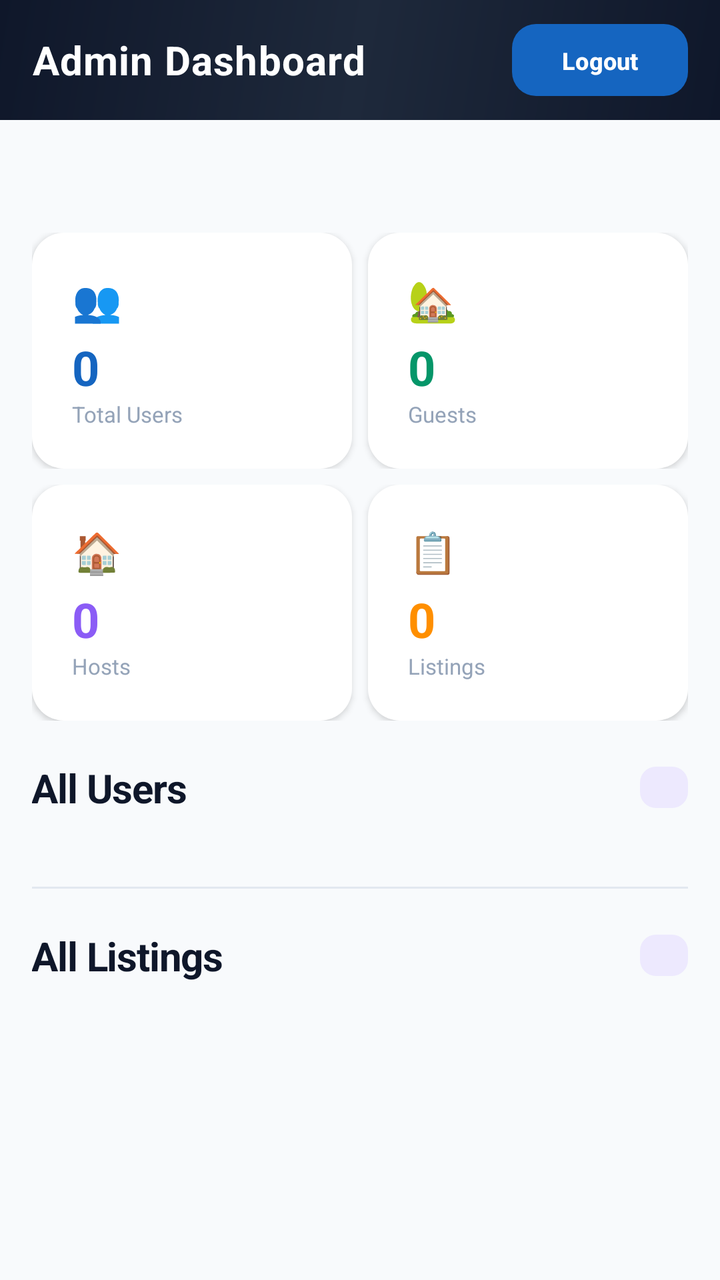
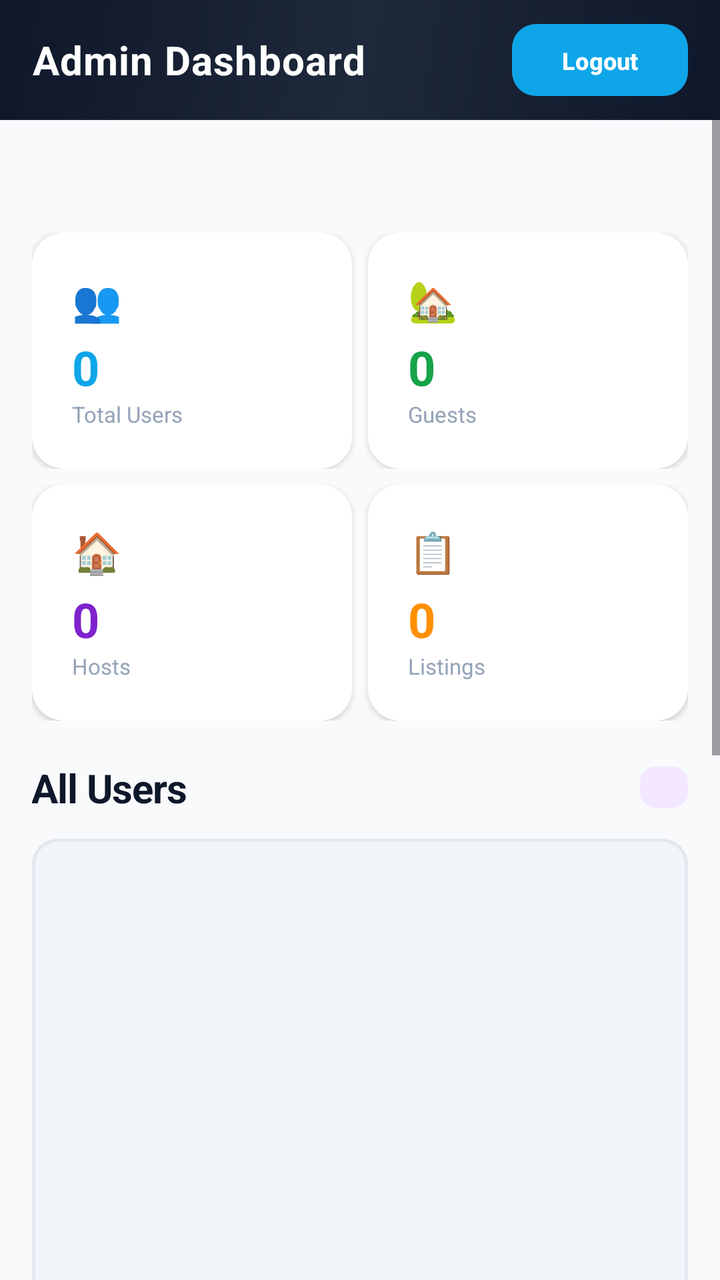

The first picture is an Android layout as it rendered before a commit; the second is the same layout after the commit. The layout source and the unified diff follow.
<!-- AndroidManifest.xml: application theme Theme.TestApplication -->
<!-- res/layout/activity_admin_dashboard.xml -->
<?xml version="1.0" encoding="utf-8"?>
<LinearLayout xmlns:android="http://schemas.android.com/apk/res/android"
    android:layout_width="match_parent"
    android:layout_height="match_parent"
    android:orientation="vertical"
    android:background="@color/lodgio_bg">

    
    <LinearLayout
        android:layout_width="match_parent"
        android:layout_height="@dimen/toolbar_height"
        android:background="@drawable/bg_gradient_dark"
        android:gravity="center_vertical"
        android:paddingHorizontal="@dimen/spacing_base"
        android:orientation="horizontal">

        <TextView
            android:layout_width="0dp"
            android:layout_height="wrap_content"
            android:layout_weight="1"
            android:text="Admin Dashboard"
            android:textColor="@color/white"
            android:textSize="@dimen/text_title"
            android:textStyle="bold"
            android:letterSpacing="0.02" />

        <Button
            android:id="@+id/btnLogout"
            android:layout_width="wrap_content"
            android:layout_height="36dp"
            android:background="@drawable/btn_danger_bg"
            android:text="Logout"
            android:textSize="12sp"
            android:textColor="@color/white"
            android:textAllCaps="false"
            android:textStyle="bold"
            android:paddingHorizontal="@dimen/spacing_base" />
    </LinearLayout>

    <ProgressBar
        android:id="@+id/progressBar"
        android:layout_width="wrap_content"
        android:layout_height="wrap_content"
        android:layout_gravity="center"
        android:layout_marginTop="@dimen/spacing_lg"
        android:visibility="gone" />

    <ScrollView
        android:layout_width="match_parent"
        android:layout_height="match_parent">

        <LinearLayout
            android:layout_width="match_parent"
            android:layout_height="wrap_content"
            android:orientation="vertical"
            android:padding="@dimen/spacing_base">

            <TextView
                android:id="@+id/tvAdminName"
                android:layout_width="wrap_content"
                android:layout_height="wrap_content"
                android:textSize="@dimen/text_body"
                android:textColor="@color/lodgio_text_secondary"
                android:layout_marginBottom="@dimen/spacing_lg" />

            
            <LinearLayout
                android:layout_width="match_parent"
                android:layout_height="wrap_content"
                android:orientation="vertical"
                android:layout_marginBottom="@dimen/spacing_lg">

                
                <LinearLayout
                    android:layout_width="match_parent"
                    android:layout_height="wrap_content"
                    android:orientation="horizontal"
                    android:layout_marginBottom="@dimen/spacing_sm">

                    
                    <LinearLayout
                        android:layout_width="0dp"
                        android:layout_weight="1"
                        android:layout_height="wrap_content"
                        android:orientation="vertical"
                        android:background="@drawable/card_background"
                        android:padding="@dimen/spacing_lg"
                        android:elevation="@dimen/elevation_sm"
                        android:layout_marginEnd="@dimen/spacing_xs">
                        <TextView
                            android:layout_width="wrap_content"
                            android:layout_height="wrap_content"
                            android:text="👥"
                            android:textSize="20sp"
                            android:layout_marginBottom="@dimen/spacing_xs" />
                        <TextView
                            android:id="@+id/tvStatUsers"
                            android:layout_width="wrap_content"
                            android:layout_height="wrap_content"
                            android:text="0"
                            android:textSize="24sp"
                            android:textStyle="bold"
                            android:textColor="@color/lodgio_primary" />
                        <TextView
                            android:layout_width="wrap_content"
                            android:layout_height="wrap_content"
                            android:text="Total Users"
                            android:textSize="11sp"
                            android:textColor="@color/lodgio_text_hint" />
                    </LinearLayout>

                    
                    <LinearLayout
                        android:layout_width="0dp"
                        android:layout_weight="1"
                        android:layout_height="wrap_content"
                        android:orientation="vertical"
                        android:background="@drawable/card_background"
                        android:padding="@dimen/spacing_lg"
                        android:elevation="@dimen/elevation_sm"
                        android:layout_marginStart="@dimen/spacing_xs">
                        <TextView
                            android:layout_width="wrap_content"
                            android:layout_height="wrap_content"
                            android:text="🏡"
                            android:textSize="20sp"
                            android:layout_marginBottom="@dimen/spacing_xs" />
                        <TextView
                            android:id="@+id/tvStatGuests"
                            android:layout_width="wrap_content"
                            android:layout_height="wrap_content"
                            android:text="0"
                            android:textSize="24sp"
                            android:textStyle="bold"
                            android:textColor="@color/lodgio_success" />
                        <TextView
                            android:layout_width="wrap_content"
                            android:layout_height="wrap_content"
                            android:text="Guests"
                            android:textSize="11sp"
                            android:textColor="@color/lodgio_text_hint" />
                    </LinearLayout>
                </LinearLayout>

                
                <LinearLayout
                    android:layout_width="match_parent"
                    android:layout_height="wrap_content"
                    android:orientation="horizontal">

                    
                    <LinearLayout
                        android:layout_width="0dp"
                        android:layout_weight="1"
                        android:layout_height="wrap_content"
                        android:orientation="vertical"
                        android:background="@drawable/card_background"
                        android:padding="@dimen/spacing_lg"
                        android:elevation="@dimen/elevation_sm"
                        android:layout_marginEnd="@dimen/spacing_xs">
                        <TextView
                            android:layout_width="wrap_content"
                            android:layout_height="wrap_content"
                            android:text="🏠"
                            android:textSize="20sp"
                            android:layout_marginBottom="@dimen/spacing_xs" />
                        <TextView
                            android:id="@+id/tvStatHosts"
                            android:layout_width="wrap_content"
                            android:layout_height="wrap_content"
                            android:text="0"
                            android:textSize="24sp"
                            android:textStyle="bold"
                            android:textColor="@color/lodgio_admin_badge" />
                        <TextView
                            android:layout_width="wrap_content"
                            android:layout_height="wrap_content"
                            android:text="Hosts"
                            android:textSize="11sp"
                            android:textColor="@color/lodgio_text_hint" />
                    </LinearLayout>

                    
                    <LinearLayout
                        android:layout_width="0dp"
                        android:layout_weight="1"
                        android:layout_height="wrap_content"
                        android:orientation="vertical"
                        android:background="@drawable/card_background"
                        android:padding="@dimen/spacing_lg"
                        android:elevation="@dimen/elevation_sm"
                        android:layout_marginStart="@dimen/spacing_xs">
                        <TextView
                            android:layout_width="wrap_content"
                            android:layout_height="wrap_content"
                            android:text="📋"
                            android:textSize="20sp"
                            android:layout_marginBottom="@dimen/spacing_xs" />
                        <TextView
                            android:id="@+id/tvStatListings"
                            android:layout_width="wrap_content"
                            android:layout_height="wrap_content"
                            android:text="0"
                            android:textSize="24sp"
                            android:textStyle="bold"
                            android:textColor="@color/lodgio_accent" />
                        <TextView
                            android:layout_width="wrap_content"
                            android:layout_height="wrap_content"
                            android:text="Listings"
                            android:textSize="11sp"
                            android:textColor="@color/lodgio_text_hint" />
                    </LinearLayout>
                </LinearLayout>
            </LinearLayout>

            
            <LinearLayout
                android:layout_width="match_parent"
                android:layout_height="wrap_content"
                android:orientation="horizontal"
                android:layout_marginBottom="@dimen/spacing_md"
                android:gravity="center_vertical">

                <TextView
                    android:layout_width="0dp"
                    android:layout_height="wrap_content"
                    android:layout_weight="1"
                    android:text="All Users"
                    style="@style/LodgioSectionHeader" />

                <TextView
                    android:id="@+id/tvUserCount"
                    android:layout_width="wrap_content"
                    android:layout_height="wrap_content"
                    android:background="@drawable/badge_admin"
                    android:paddingHorizontal="@dimen/spacing_md"
                    android:paddingVertical="3dp"
                    android:textSize="@dimen/text_caption"
                    android:textStyle="bold"
                    android:textColor="@color/lodgio_admin_badge" />
            </LinearLayout>

            <LinearLayout
                android:id="@+id/llUsers"
                android:layout_width="match_parent"
                android:layout_height="wrap_content"
                android:orientation="vertical"
                android:layout_marginBottom="@dimen/spacing_xl" />

            <View
                android:layout_width="match_parent"
                android:layout_height="1dp"
                android:background="@color/lodgio_divider"
                android:layout_marginBottom="@dimen/spacing_lg" />

            
            <LinearLayout
                android:layout_width="match_parent"
                android:layout_height="wrap_content"
                android:orientation="horizontal"
                android:layout_marginBottom="@dimen/spacing_md"
                android:gravity="center_vertical">

                <TextView
                    android:layout_width="0dp"
                    android:layout_height="wrap_content"
                    android:layout_weight="1"
                    android:text="All Listings"
                    style="@style/LodgioSectionHeader" />

                <TextView
                    android:id="@+id/tvListingCount"
                    android:layout_width="wrap_content"
                    android:layout_height="wrap_content"
                    android:background="@drawable/badge_admin"
                    android:paddingHorizontal="@dimen/spacing_md"
                    android:paddingVertical="3dp"
                    android:textSize="@dimen/text_caption"
                    android:textStyle="bold"
                    android:textColor="@color/lodgio_admin_badge" />
            </LinearLayout>

            <LinearLayout
                android:id="@+id/llAdminListings"
                android:layout_width="match_parent"
                android:layout_height="wrap_content"
                android:orientation="vertical" />

        </LinearLayout>
    </ScrollView>
</LinearLayout>
<!-- resources referenced by this layout -->
<resources>
  <color name="lodgio_accent">#FF8F00</color>
  <color name="lodgio_admin_badge">#8B5CF6</color>
  <color name="lodgio_bg">#F8FAFC</color>
  <color name="lodgio_divider">#E2E8F0</color>
  <color name="lodgio_primary">#1565C0</color>
  <color name="lodgio_success">#059669</color>
  <color name="lodgio_text_hint">#94A3B8</color>
  <color name="lodgio_text_secondary">#64748B</color>
  <color name="white">#FFFFFFFF</color>
  <dimen name="elevation_sm">2dp</dimen>
  <dimen name="spacing_base">16dp</dimen>
  <dimen name="spacing_lg">20dp</dimen>
  <dimen name="spacing_md">12dp</dimen>
  <dimen name="spacing_sm">8dp</dimen>
  <dimen name="spacing_xl">24dp</dimen>
  <dimen name="spacing_xs">4dp</dimen>
  <dimen name="text_body">15sp</dimen>
  <dimen name="text_caption">11sp</dimen>
  <dimen name="text_title">20sp</dimen>
  <dimen name="toolbar_height">60dp</dimen>
  <!-- drawable badge_admin (drawable) -->
  <?xml version="1.0" encoding="utf-8"?>
  <shape xmlns:android="http://schemas.android.com/apk/res/android"
      android:shape="rectangle">
      <solid android:color="@color/lodgio_admin_badge_bg" />
      <corners android:radius="@dimen/radius_sm" />
  </shape>
  <!-- drawable bg_gradient_dark (drawable) -->
  <?xml version="1.0" encoding="utf-8"?>
  <shape xmlns:android="http://schemas.android.com/apk/res/android"
      android:shape="rectangle">
      <gradient
          android:startColor="#0F172A"
          android:centerColor="#1E293B"
          android:endColor="#0F172A"
          android:angle="135" />
  </shape>
  <!-- drawable btn_danger_bg (drawable) -->
  <?xml version="1.0" encoding="utf-8"?>
  <shape xmlns:android="http://schemas.android.com/apk/res/android"
      android:shape="rectangle">
      <solid android:color="@color/lodgio_error" />
      <corners android:radius="@dimen/radius_md" />
  </shape>
  <!-- drawable card_background (drawable) -->
  <?xml version="1.0" encoding="utf-8"?>
  <shape xmlns:android="http://schemas.android.com/apk/res/android"
      android:shape="rectangle">
      <solid android:color="@color/white" />
      <corners android:radius="@dimen/radius_lg" />
  </shape>
  <style name="LodgioSectionHeader">
          <item name="android:textSize">@dimen/text_title</item>
          <item name="android:textStyle">bold</item>
          <item name="android:textColor">@color/lodgio_text_primary</item>
          <item name="android:letterSpacing">-0.02</item>
      </style>
  <style name="Theme.TestApplication" parent="Base.Theme.TestApplication" />
  <color name="lodgio_admin_badge_bg">#EDE9FE</color>
  <dimen name="radius_sm">8dp</dimen>
  <color name="lodgio_error">#DC2626</color>
  <dimen name="radius_md">12dp</dimen>
  <dimen name="radius_lg">16dp</dimen>
  <color name="lodgio_text_primary">#0F172A</color>
  <style name="Base.Theme.TestApplication" parent="Theme.Material3.Light.NoActionBar">
          <item name="colorPrimary">@color/lodgio_primary</item>
          <item name="colorPrimaryDark">@color/lodgio_primary_dark</item>
          <item name="colorAccent">@color/lodgio_accent</item>
          <item name="android:windowBackground">@color/lodgio_bg</item>
          <item name="android:statusBarColor">@color/lodgio_primary_dark</item>
          <item name="android:navigationBarColor">@color/lodgio_bg</item>
          <item name="android:windowLightStatusBar">false</item>
          <item name="android:windowLightNavigationBar">true</item>
      </style>
  <color name="lodgio_primary_dark">#0D47A1</color>
</resources>

<!-- the commit's change to res/layout/activity_admin_dashboard.xml (unified diff, before → after) -->
@@ -241,12 +241,19 @@
                     android:textColor="@color/lodgio_admin_badge" />
             </LinearLayout>
 
-            <LinearLayout
-                android:id="@+id/llUsers"
-                android:layout_width="match_parent"
-                android:layout_height="wrap_content"
-                android:orientation="vertical"
-                android:layout_marginBottom="@dimen/spacing_xl" />
+            <androidx.core.widget.NestedScrollView
+                android:layout_width="match_parent"
+                android:layout_height="300dp"
+                android:layout_marginBottom="@dimen/spacing_xl"
+                android:background="@drawable/input_background"
+                android:padding="@dimen/spacing_xs">
+                
+                <LinearLayout
+                    android:id="@+id/llUsers"
+                    android:layout_width="match_parent"
+                    android:layout_height="wrap_content"
+                    android:orientation="vertical" />
+            </androidx.core.widget.NestedScrollView>
 
             <View
                 android:layout_width="match_parent"
@@ -281,11 +288,18 @@
                     android:textColor="@color/lodgio_admin_badge" />
             </LinearLayout>
 
-            <LinearLayout
-                android:id="@+id/llAdminListings"
-                android:layout_width="match_parent"
-                android:layout_height="wrap_content"
-                android:orientation="vertical" />
+            <androidx.core.widget.NestedScrollView
+                android:layout_width="match_parent"
+                android:layout_height="300dp"
+                android:background="@drawable/input_background"
+                android:padding="@dimen/spacing_xs">
+                
+                <LinearLayout
+                    android:id="@+id/llAdminListings"
+                    android:layout_width="match_parent"
+                    android:layout_height="wrap_content"
+                    android:orientation="vertical" />
+            </androidx.core.widget.NestedScrollView>
 
         </LinearLayout>
     </ScrollView>
<!-- resource entries referenced after the edit -->
@@ -1,11 +1,11 @@
 <!-- resources referenced by this layout -->
 <resources>
   <color name="lodgio_accent">#FF8F00</color>
-  <color name="lodgio_admin_badge">#8B5CF6</color>
+  <color name="lodgio_admin_badge">#7E22CE</color>
   <color name="lodgio_bg">#F8FAFC</color>
   <color name="lodgio_divider">#E2E8F0</color>
-  <color name="lodgio_primary">#1565C0</color>
-  <color name="lodgio_success">#059669</color>
+  <color name="lodgio_primary">#0EA5E9</color>
+  <color name="lodgio_success">#16A34A</color>
   <color name="lodgio_text_hint">#94A3B8</color>
   <color name="lodgio_text_secondary">#64748B</color>
   <color name="white">#FFFFFFFF</color>
@@ -51,6 +51,15 @@
       <solid android:color="@color/white" />
       <corners android:radius="@dimen/radius_lg" />
   </shape>
+  <!-- drawable input_background (drawable) -->
+  <?xml version="1.0" encoding="utf-8"?>
+  <shape xmlns:android="http://schemas.android.com/apk/res/android"
+      android:shape="rectangle">
+      <solid android:color="@color/lodgio_input_bg" />
+      <corners android:radius="@dimen/radius_md" />
+      <stroke android:width="1.5dp" android:color="@color/lodgio_input_stroke" />
+      <padding android:left="16dp" android:right="16dp" android:top="4dp" android:bottom="4dp" />
+  </shape>
   <style name="LodgioSectionHeader">
           <item name="android:textSize">@dimen/text_title</item>
           <item name="android:textStyle">bold</item>
@@ -58,11 +67,13 @@
           <item name="android:letterSpacing">-0.02</item>
       </style>
   <style name="Theme.TestApplication" parent="Base.Theme.TestApplication" />
-  <color name="lodgio_admin_badge_bg">#EDE9FE</color>
+  <color name="lodgio_admin_badge_bg">#F3E8FF</color>
   <dimen name="radius_sm">8dp</dimen>
-  <color name="lodgio_error">#DC2626</color>
+  <color name="lodgio_error">#B91C1C</color>
   <dimen name="radius_md">12dp</dimen>
   <dimen name="radius_lg">16dp</dimen>
+  <color name="lodgio_input_bg">#F1F5F9</color>
+  <color name="lodgio_input_stroke">#E2E8F0</color>
   <color name="lodgio_text_primary">#0F172A</color>
   <style name="Base.Theme.TestApplication" parent="Theme.Material3.Light.NoActionBar">
           <item name="colorPrimary">@color/lodgio_primary</item>
@@ -74,6 +85,6 @@
           <item name="android:windowLightStatusBar">false</item>
           <item name="android:windowLightNavigationBar">true</item>
       </style>
-  <color name="lodgio_primary_dark">#0D47A1</color>
+  <color name="lodgio_primary_dark">#0284C7</color>
 </resources>
 
